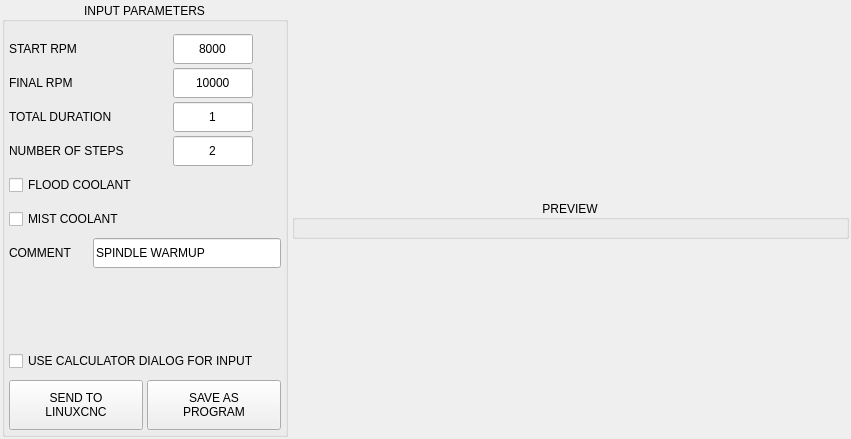
Qt form plugins/spindle_warmup.ui (persei802/QtDragon_hd) before a commit.
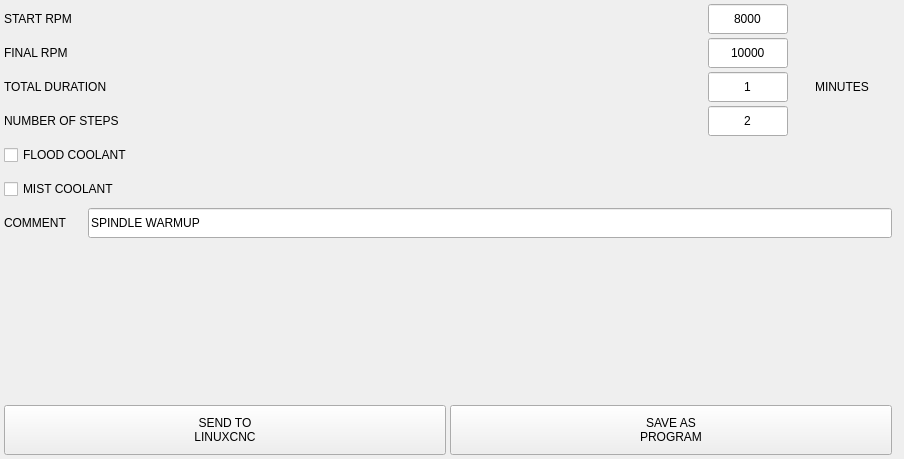
The same form after that commit. Icons and pictures are not drawn.

Commit message: all plugins use calculator checkbox from SETTINGS page

Diff of the .ui file:
```diff
--- a/plugins/spindle_warmup.ui
+++ b/plugins/spindle_warmup.ui
@@ -6,14 +6,14 @@
    <rect>
     <x>0</x>
     <y>0</y>
-    <width>851</width>
-    <height>439</height>
+    <width>904</width>
+    <height>459</height>
    </rect>
   </property>
   <property name="windowTitle">
    <string>Form</string>
   </property>
-  <layout class="QVBoxLayout" name="verticalLayout_2">
+  <layout class="QHBoxLayout" name="horizontalLayout_3">
    <property name="spacing">
     <number>6</number>
    </property>
@@ -30,43 +30,7 @@
     <number>0</number>
    </property>
    <item>
-    <widget class="QFrame" name="frame_spindle_warmup">
-     <property name="maximumSize">
-      <size>
-       <width>16777215</width>
-       <height>16777215</height>
-      </size>
-     </property>
-     <property name="frameShape">
-      <enum>QFrame::NoFrame</enum>
-     </property>
-     <property name="frameShadow">
-      <enum>QFrame::Plain</enum>
-     </property>
-     <layout class="QHBoxLayout" name="horizontalLayout" stretch="0,1">
-      <property name="spacing">
-       <number>4</number>
-      </property>
-      <property name="leftMargin">
-       <number>2</number>
-      </property>
-      <property name="topMargin">
-       <number>2</number>
-      </property>
-      <property name="rightMargin">
-       <number>2</number>
-      </property>
-      <property name="bottomMargin">
-       <number>2</number>
-      </property>
-      <item>
-       <widget class="QGroupBox" name="groupbox_parameters">
-        <property name="title">
-         <string>INPUT PARAMETERS</string>
-        </property>
-        <property name="alignment">
-         <set>Qt::AlignCenter</set>
-        </property>
+    <widget class="QWidget" name="widget_parameters" native="true">
         <layout class="QVBoxLayout" name="verticalLayout">
          <property name="spacing">
           <number>4</number>
@@ -75,7 +39,7 @@
           <number>4</number>
          </property>
          <property name="topMargin">
-          <number>12</number>
+       <number>4</number>
          </property>
          <property name="rightMargin">
           <number>4</number>
@@ -117,7 +81,7 @@
              <widget class="QLabel" name="lbl_spindle">
               <property name="maximumSize">
                <size>
-                <width>160</width>
+             <width>16777215</width>
                 <height>16777215</height>
                </size>
               </property>
@@ -167,13 +131,13 @@
               </property>
               <property name="minimumSize">
                <size>
-                <width>24</width>
+             <width>100</width>
                 <height>24</height>
                </size>
               </property>
               <property name="maximumSize">
                <size>
-                <width>24</width>
+             <width>100</width>
                 <height>24</height>
                </size>
               </property>
@@ -234,7 +198,7 @@
               </property>
               <property name="maximumSize">
                <size>
-                <width>160</width>
+             <width>16777215</width>
                 <height>16777215</height>
                </size>
               </property>
@@ -290,13 +254,13 @@
               </property>
               <property name="minimumSize">
                <size>
-                <width>24</width>
+             <width>100</width>
                 <height>24</height>
                </size>
               </property>
               <property name="maximumSize">
                <size>
-                <width>24</width>
+             <width>100</width>
                 <height>24</height>
                </size>
               </property>
@@ -357,7 +321,7 @@
               </property>
               <property name="maximumSize">
                <size>
-                <width>160</width>
+             <width>16777215</width>
                 <height>16777215</height>
                </size>
               </property>
@@ -416,18 +380,18 @@
               </property>
               <property name="minimumSize">
                <size>
-                <width>24</width>
+             <width>100</width>
                 <height>24</height>
                </size>
               </property>
               <property name="maximumSize">
                <size>
-                <width>24</width>
+             <width>100</width>
                 <height>24</height>
                </size>
               </property>
               <property name="text">
-               <string/>
+            <string>MINUTES</string>
               </property>
               <property name="pixmap">
                <pixmap>../../modules/images/unchecked.png</pixmap>
@@ -483,7 +447,7 @@
               </property>
               <property name="maximumSize">
                <size>
-                <width>160</width>
+             <width>16777215</width>
                 <height>16777215</height>
                </size>
               </property>
@@ -542,13 +506,13 @@
               </property>
               <property name="minimumSize">
                <size>
-                <width>24</width>
+             <width>100</width>
                 <height>24</height>
                </size>
               </property>
               <property name="maximumSize">
                <size>
-                <width>24</width>
+             <width>100</width>
                 <height>24</height>
                </size>
               </property>
@@ -718,31 +682,6 @@
            </property>
           </spacer>
          </item>
-         <item>
-          <widget class="QCheckBox" name="chk_use_calc">
-           <property name="sizePolicy">
-            <sizepolicy hsizetype="Preferred" vsizetype="Preferred">
-             <horstretch>0</horstretch>
-             <verstretch>0</verstretch>
-            </sizepolicy>
-           </property>
-           <property name="minimumSize">
-            <size>
-             <width>0</width>
-             <height>30</height>
-            </size>
-           </property>
-           <property name="maximumSize">
-            <size>
-             <width>16777215</width>
-             <height>30</height>
-            </size>
-           </property>
-           <property name="text">
-            <string>USE CALCULATOR DIALOG FOR INPUT</string>
-           </property>
-          </widget>
-         </item>
          <item>
           <layout class="QHBoxLayout" name="horizontalLayout_2">
            <property name="topMargin">
@@ -812,44 +751,23 @@
        </widget>
       </item>
       <item>
-       <widget class="QGroupBox" name="groupbox_preview">
-        <property name="title">
-         <string>PREVIEW</string>
-        </property>
-        <property name="alignment">
-         <set>Qt::AlignCenter</set>
-        </property>
-        <layout class="QVBoxLayout" name="layout_gb_preview" stretch="1">
-         <property name="spacing">
-          <number>4</number>
-         </property>
-         <property name="sizeConstraint">
-          <enum>QLayout::SetMaximumSize</enum>
-         </property>
-         <property name="leftMargin">
-          <number>4</number>
-         </property>
-         <property name="topMargin">
-          <number>12</number>
-         </property>
-         <property name="rightMargin">
-          <number>4</number>
-         </property>
-         <property name="bottomMargin">
-          <number>4</number>
-         </property>
-         <item>
           <layout class="QVBoxLayout" name="layout_graph">
            <property name="spacing">
             <number>4</number>
            </property>
-          </layout>
-         </item>
-        </layout>
-       </widget>
-      </item>
-     </layout>
-    </widget>
+     <property name="leftMargin">
+      <number>4</number>
+     </property>
+     <property name="topMargin">
+      <number>4</number>
+     </property>
+     <property name="rightMargin">
+      <number>4</number>
+     </property>
+     <property name="bottomMargin">
+      <number>4</number>
+     </property>
+    </layout>
    </item>
   </layout>
  </widget>
```
Lines whose indentation alone changed are shown as unchanged. The commit also changes 14 other files.
